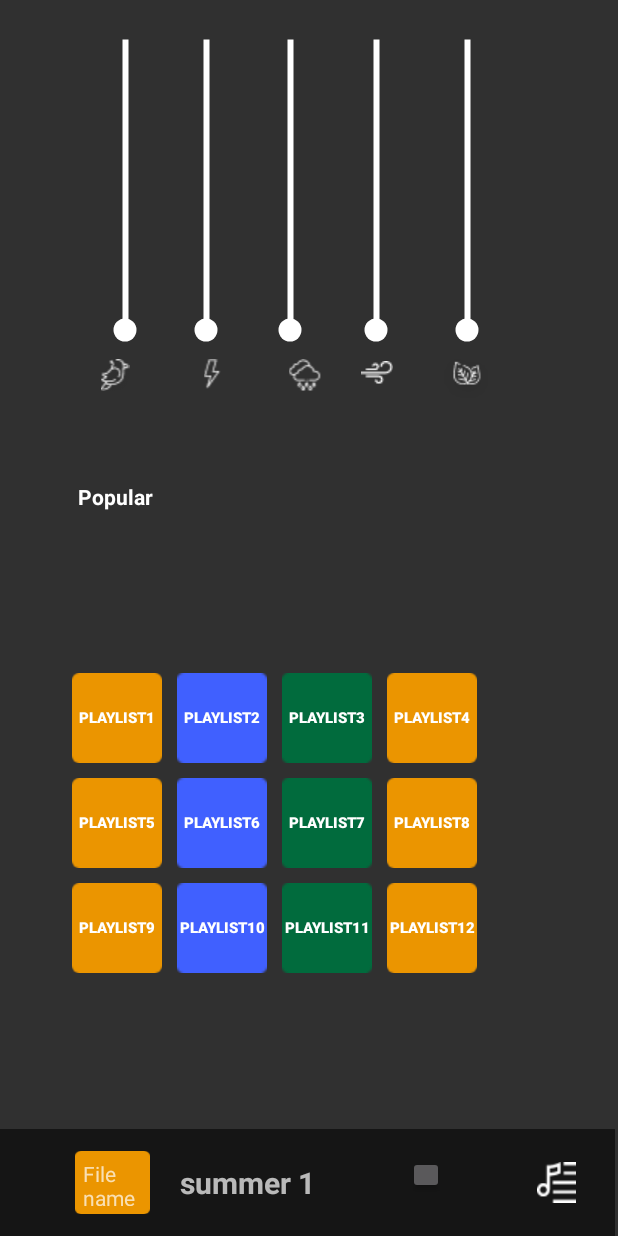
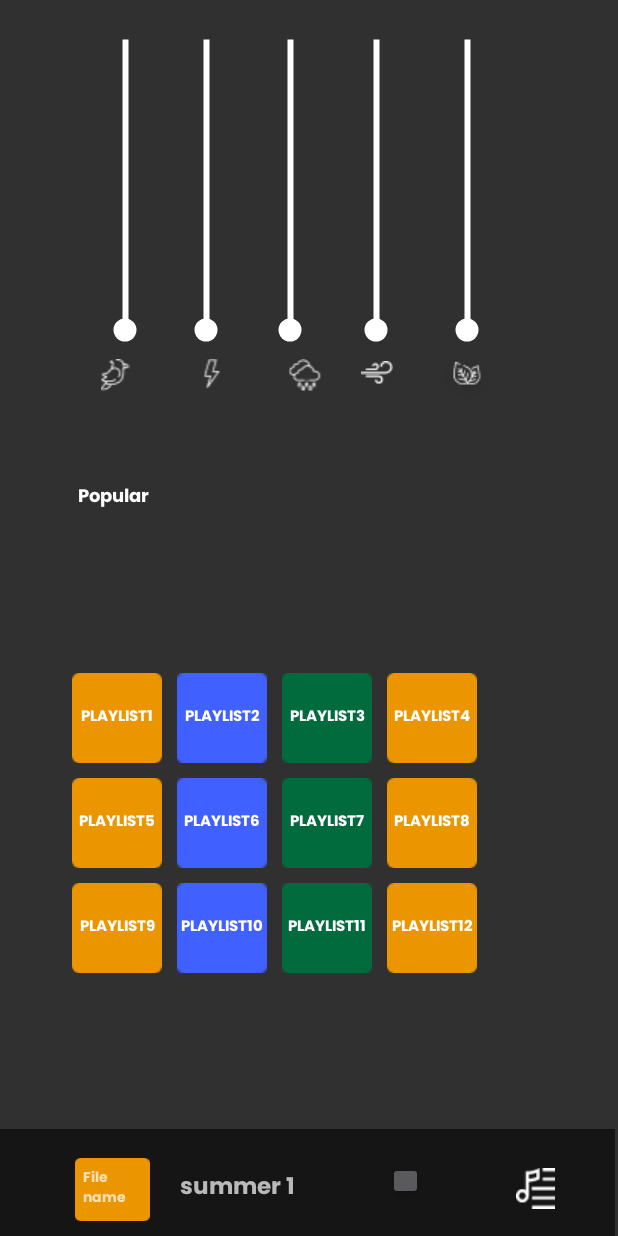
Before and after one commit to nocturnalbeast/wave, an Android app: the SecondActivity screen opened directly, with no data from a screen before it, on a phone screen of 412 x 824 dp. Run offline under Robolectric (Android 15) with nearby library versions, the light colour scheme and no system bars.

Commit message:
added poppins font and changed the all text family

```diff
--- a/app/src/main/res/font/font.xml
+++ b/app/src/main/res/font/poppins.xml
@@ -1,4 +1,7 @@
 <?xml version="1.0" encoding="utf-8"?>
 <font-family xmlns:android="http://schemas.android.com/apk/res/android">
-
+    <font
+        android:fontStyle="normal"
+        android:fontWeight="400"
+        android:font="@font/poppinsbold" />
 </font-family>
--- a/app/src/main/res/layout/activity_second.xml
+++ b/app/src/main/res/layout/activity_second.xml
@@ -178,8 +178,10 @@
         android:layout_marginStart="52dp"
         android:layout_marginLeft="52dp"
         android:layout_marginTop="52dp"
+        android:fontFamily="@font/poppinsbold"
         android:text="Popular"
         android:textColor="#FFFF"
+        android:textSize="12dp"
         android:textStyle="bold"
         app:layout_constraintBottom_toTopOf="@+id/linearLayout3"
         app:layout_constraintEnd_toEndOf="parent"
@@ -212,7 +214,8 @@
             android:background="@drawable/rectangle"
             android:text="playlist1"
             android:textSize="10dp"
-            android:textStyle="bold" />
+            android:fontFamily="@font/poppinsbold"
+            />
 
         <Button
             android:id="@+id/playList2"
@@ -222,7 +225,8 @@
             android:background="@drawable/rectangle2"
             android:text="playlist2"
             android:textSize="10dp"
-            android:textStyle="bold" />
+            android:fontFamily="@font/poppinsbold"
+            />
 
         <Button
             android:id="@+id/playList3"
@@ -232,7 +236,8 @@
             android:background="@drawable/rectangle3"
             android:text="playlist3"
             android:textSize="10dp"
-            android:textStyle="bold" />
+            android:fontFamily="@font/poppinsbold"
+            />
 
         <Button
             android:id="@+id/playList4"
@@ -241,7 +246,8 @@
             android:background="@drawable/rectangle"
             android:text="playlist4"
             android:textSize="10dp"
-            android:textStyle="bold" />
+            android:fontFamily="@font/poppinsbold"
+            />
 
     </LinearLayout>
 
@@ -266,7 +272,8 @@
             android:background="@drawable/rectangle"
             android:text="playlist5"
             android:textSize="10dp"
-            android:textStyle="bold" />
+            android:fontFamily="@font/poppinsbold"
+            />
 
         <Button
             android:id="@+id/playList6"
@@ -276,7 +283,8 @@
             android:background="@drawable/rectangle2"
             android:text="playlist6"
             android:textSize="10dp"
-            android:textStyle="bold" />
+            android:fontFamily="@font/poppinsbold"
+            />
 
         <Button
             android:id="@+id/playList7"
@@ -286,7 +294,8 @@
             android:background="@drawable/rectangle3"
             android:text="playlist7"
             android:textSize="10dp"
-            android:textStyle="bold" />
+            android:fontFamily="@font/poppinsbold"
+            />
 
         <Button
             android:id="@+id/playList8"
@@ -295,7 +304,8 @@
             android:background="@drawable/rectangle"
             android:text="playlist8"
             android:textSize="10dp"
-            android:textStyle="bold" />
+            android:fontFamily="@font/poppinsbold"
+            />
 
     </LinearLayout>
 
@@ -321,7 +331,8 @@
             android:background="@drawable/rectangle"
             android:text="playlist9"
             android:textSize="10dp"
-            android:textStyle="bold" />
+            android:fontFamily="@font/poppinsbold"
+            />
 
         <Button
             android:id="@+id/playList10"
@@ -331,7 +342,8 @@
             android:background="@drawable/rectangle2"
             android:text="playlist10"
             android:textSize="10dp"
-            android:textStyle="bold" />
+            android:fontFamily="@font/poppinsbold"
+            />
 
         <Button
             android:id="@+id/playList11"
@@ -341,7 +353,8 @@
             android:background="@drawable/rectangle3"
             android:text="playlist11"
             android:textSize="10dp"
-            android:textStyle="bold" />
+            android:fontFamily="@font/poppinsbold"
+            />
 
         <Button
             android:id="@+id/playList12"
@@ -350,7 +363,8 @@
             android:background="@drawable/rectangle"
             android:text="playlist12"
             android:textSize="10dp"
-            android:textStyle="bold" />
+            android:fontFamily="@font/poppinsbold"
+            />
 
     </LinearLayout>
 
@@ -375,11 +389,11 @@
             android:layout_width="50dp"
             android:layout_height="42dp"
             android:background="@drawable/rectangle"
+            android:fontFamily="@font/poppinsbold"
             android:padding="5dp"
-            android:paddingRight="5dp"
+            android:paddingLeft="3dp"
             android:text="File name"
-            android:textSize="14dp"
-            />
+            android:textSize="9dp" />
 
         <TextView
             android:id="@+id/songName"
@@ -387,23 +401,24 @@
             android:layout_height="wrap_content"
             android:layout_marginLeft="20dp"
             android:layout_marginTop="8dp"
+            android:fontFamily="@font/poppinsbold"
             android:text="summer 1"
-            android:textSize="20dp"
+            android:textSize="15dp"
             android:textStyle="bold" />
+
 
         <Button
             android:id="@+id/playButton"
-            android:layout_width="24dp"
+            android:layout_width="23dp"
             android:layout_height="25dp"
             android:layout_marginLeft="62dp"
-            android:layout_marginTop="8dp" />
-
+            android:layout_marginTop="12dp" />
         <Button
             android:id="@+id/songList"
             android:layout_width="26dp"
             android:layout_height="27dp"
             android:layout_marginLeft="62dp"
-            android:layout_marginTop="6dp"
+            android:layout_marginTop="10dp"
             android:background="@drawable/sign4" />
     </LinearLayout>
 
```
Also changed, not shown: app/src/main/res/layout/activity_main.xml (+22 -12 lines), app/src/main/res/font/poppinsbold.otf (added).
